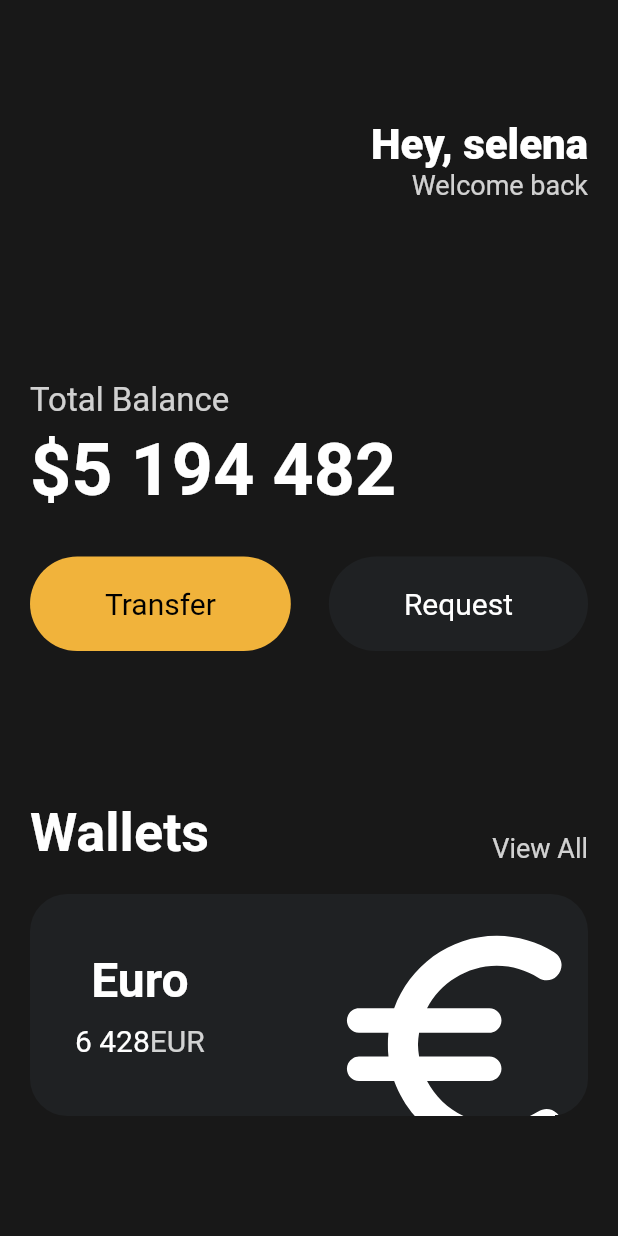
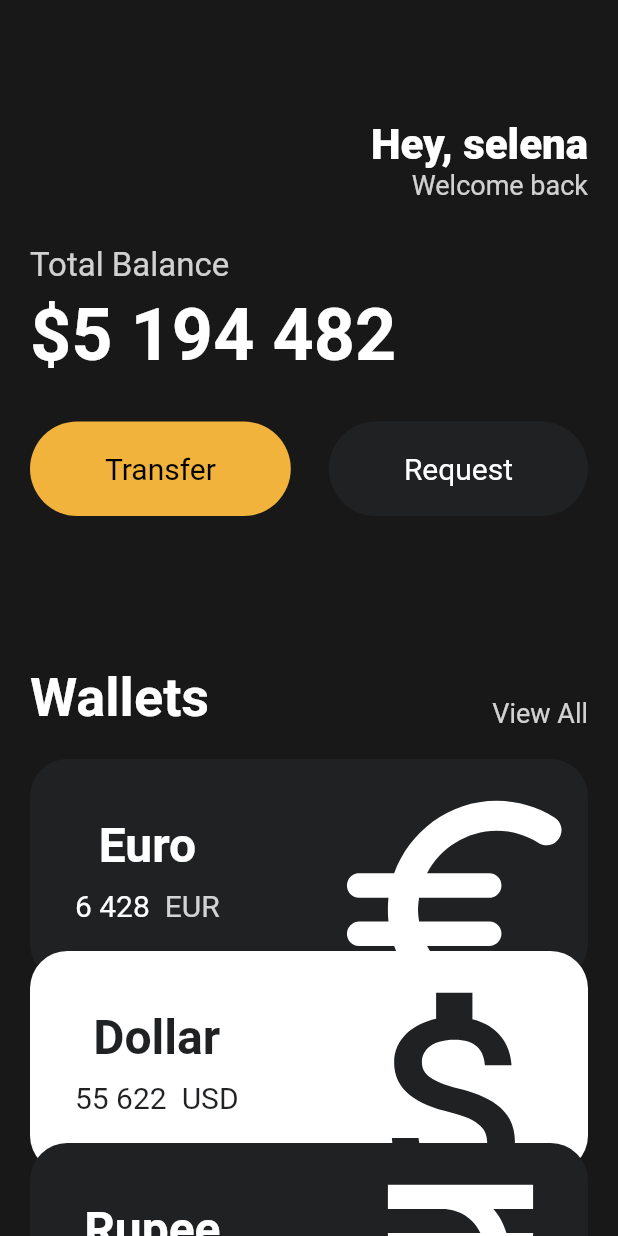
Before and after one commit to CLM-BONNY/dart-basic, a Flutter app: the screen it shows after launch, on a phone screen of 412 x 824 dp. Run offline on Flutter 3.47's test engine with Material 2 defaults, Android fonts, the phone set to English and light mode, and no system bars.

Commit message:
feat. 카드 컴포넌트 구현

```diff
--- a/toonflix/lib/main.dart
+++ b/toonflix/lib/main.dart
@@ -1,5 +1,6 @@
 import 'package:flutter/material.dart';
 import 'package:toonflix/widgets/button.dart';
+import 'package:toonflix/widgets/currency_card.dart';
 
 void main() {
   runApp(const App());
@@ -15,7 +16,8 @@ class App extends StatelessWidget {
         backgroundColor: const Color(
           0xFF181818,
         ),
-        body: Padding(
+        body: SingleChildScrollView(
+          child: Padding(
             padding: const EdgeInsets.symmetric(
               horizontal: 20,
             ),
@@ -51,7 +53,7 @@ class App extends StatelessWidget {
                   ],
                 ),
                 const SizedBox(
-                height: 120,
+                  height: 30,
                 ),
                 Text(
                   'Total Balance',
@@ -116,68 +118,37 @@ class App extends StatelessWidget {
                 const SizedBox(
                   height: 20,
                 ),
-              Container(
-                clipBehavior: Clip.hardEdge,
-                decoration: BoxDecoration(
-                  color: const Color(0xFF1F2123),
-                  borderRadius: BorderRadius.circular(25),
+                const CurrencyCard(
+                  name: "Euro",
+                  code: "EUR",
+                  amount: "6 428",
+                  icon: Icons.euro_rounded,
+                  isInverted: false,
                 ),
-                child: Padding(
-                  padding: const EdgeInsets.all(
-                    30,
-                  ),
-                  child: Row(
-                    mainAxisAlignment: MainAxisAlignment.spaceBetween,
-                    children: [
-                      Column(
-                        children: [
-                          const Text(
-                            'Euro',
-                            style: TextStyle(
-                              color: Colors.white,
-                              fontSize: 32,
-                              fontWeight: FontWeight.w600,
+                Transform.translate(
+                  offset: const Offset(0, -20),
+                  child: const CurrencyCard(
+                    name: "Dollar",
+                    code: "USD",
+                    amount: "55 622",
+                    icon: Icons.attach_money_outlined,
+                    isInverted: true,
                   ),
                 ),
-                          const SizedBox(
-                            height: 10,
-                          ),
-                          Row(
-                            children: [
-                              const Text(
-                                '6 428',
-                                style: TextStyle(
-                                    color: Colors.white, fontSize: 20),
-                              ),
-                              Text(
-                                'EUR',
-                                style: TextStyle(
-                                  color: Colors.white.withOpacity(0.8),
-                                  fontSize: 20,
-                                ),
-                              ),
-                            ],
-                          ),
-                        ],
-                      ),
-                      Transform.scale(
-                        scale: 2.2,
-                        child: Transform.translate(
-                          offset: const Offset(-5, 12),
-                          child: const Icon(
-                            Icons.euro_rounded,
-                            color: Colors.white,
-                            size: 88,
-                          ),
+                Transform.translate(
+                  offset: const Offset(0, -40),
+                  child: const CurrencyCard(
+                    name: "Rupee",
+                    code: "INR",
+                    amount: "28 981",
+                    icon: Icons.currency_rupee_outlined,
+                    isInverted: false,
                   ),
                 ),
               ],
             ),
           ),
         ),
-            ],
-          ),
-        ),
       ),
     );
   }
--- /dev/null
+++ b/toonflix/lib/widgets/currency_card.dart
@@ -0,0 +1,87 @@
+import 'package:flutter/material.dart';
+
+class CurrencyCard extends StatelessWidget {
+  final String name, code, amount;
+  final IconData icon;
+  final bool isInverted;
+
+  final _blackColor = const Color(0xFF1F2123);
+
+  const CurrencyCard({
+    super.key,
+    required this.name,
+    required this.code,
+    required this.amount,
+    required this.icon,
+    required this.isInverted,
+  });
+
+  @override
+  Widget build(BuildContext context) {
+    return Container(
+      clipBehavior: Clip.hardEdge,
+      decoration: BoxDecoration(
+        color: isInverted ? Colors.white : _blackColor,
+        borderRadius: BorderRadius.circular(25),
+      ),
+      child: Padding(
+        padding: const EdgeInsets.all(
+          30,
+        ),
+        child: Row(
+          mainAxisAlignment: MainAxisAlignment.spaceBetween,
+          children: [
+            Column(
+              children: [
+                Text(
+                  name,
+                  style: TextStyle(
+                    color: isInverted ? _blackColor : Colors.white,
+                    fontSize: 32,
+                    fontWeight: FontWeight.w600,
+                  ),
+                ),
+                const SizedBox(
+                  height: 10,
+                ),
+                Row(
+                  children: [
+                    Text(
+                      amount,
+                      style: TextStyle(
+                          color: isInverted ? _blackColor : Colors.white,
+                          fontSize: 20),
+                    ),
+                    const SizedBox(
+                      width: 10,
+                    ),
+                    Text(
+                      code,
+                      style: TextStyle(
+                        color: isInverted
+                            ? _blackColor
+                            : Colors.white.withOpacity(0.8),
+                        fontSize: 20,
+                      ),
+                    ),
+                  ],
+                ),
+              ],
+            ),
+            Transform.scale(
+              scale: 2.2,
+              child: Transform.translate(
+                offset: const Offset(-5, 12),
+                child: Icon(
+                  icon,
+                  color: isInverted ? _blackColor : Colors.white,
+                  size: 88,
+                ),
+              ),
+            ),
+          ],
+        ),
+      ),
+    );
+  }
+}
```
Lines whose indentation alone changed are shown as unchanged.
